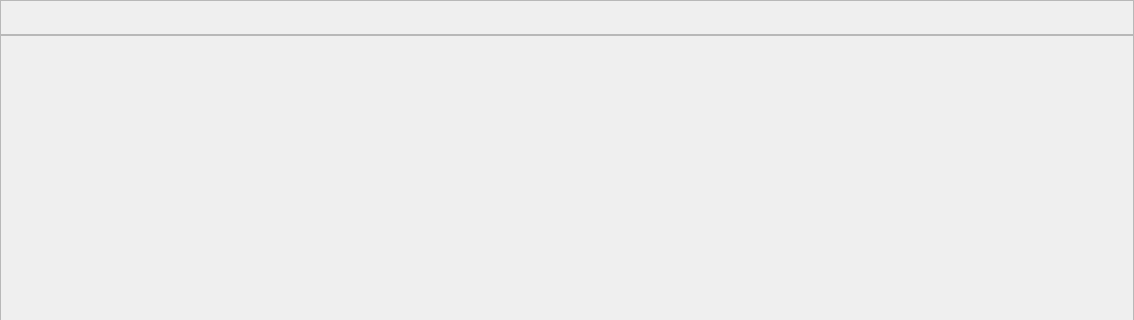
The window that pages/dashboard/dashboardpage.ui (DigitalArtifex/Flo) describes before a commit, drawn with Qt 5; both pictures show x 0 to 1134 and y 0 to 320 of the 1134 by 718 pixel window.
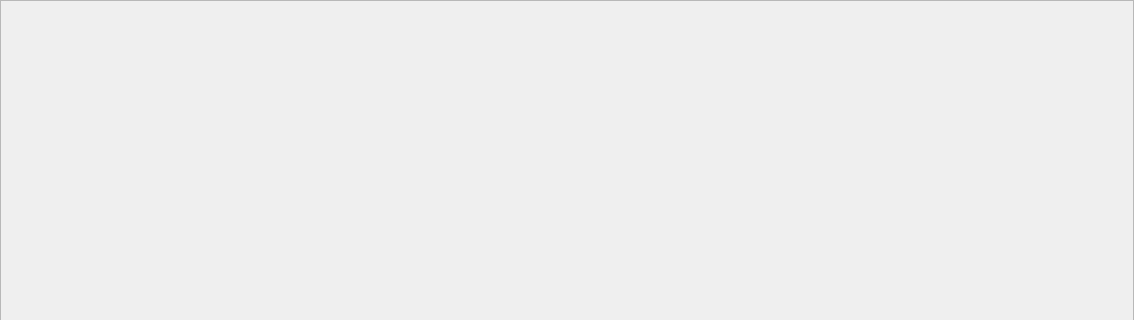
The same window after the commit.

What changed in the file:
```diff
--- a/pages/dashboard/dashboardpage.ui
+++ b/pages/dashboard/dashboardpage.ui
@@ -29,7 +29,7 @@
    <property name="spacing">
     <number>0</number>
    </property>
-   <item row="1" column="0">
+   <item row="0" column="0">
     <widget class="QScrollArea" name="scrollArea">
      <property name="widgetResizable">
       <bool>true</bool>
@@ -40,40 +40,12 @@
         <x>0</x>
         <y>0</y>
         <width>1132</width>
-        <height>681</height>
+        <height>716</height>
        </rect>
       </property>
      </widget>
     </widget>
    </item>
-   <item row="0" column="0">
-    <widget class="QFrame" name="actionBarFrame">
-     <property name="minimumSize">
-      <size>
-       <width>0</width>
-       <height>35</height>
-      </size>
-     </property>
-     <property name="maximumSize">
-      <size>
-       <width>16777215</width>
-       <height>16777215</height>
-      </size>
-     </property>
-     <property name="baseSize">
-      <size>
-       <width>0</width>
-       <height>50</height>
-      </size>
-     </property>
-     <property name="frameShape">
-      <enum>QFrame::StyledPanel</enum>
-     </property>
-     <property name="frameShadow">
-      <enum>QFrame::Raised</enum>
-     </property>
-    </widget>
-   </item>
   </layout>
  </widget>
  <resources/>
```
